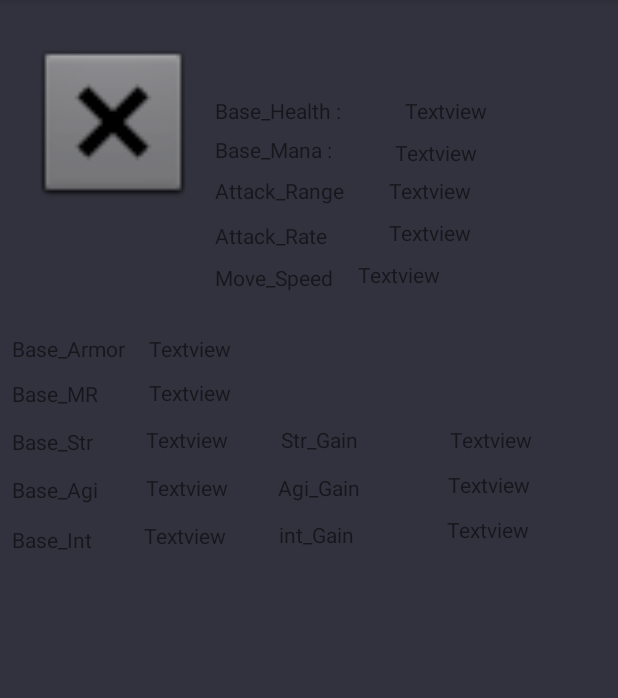
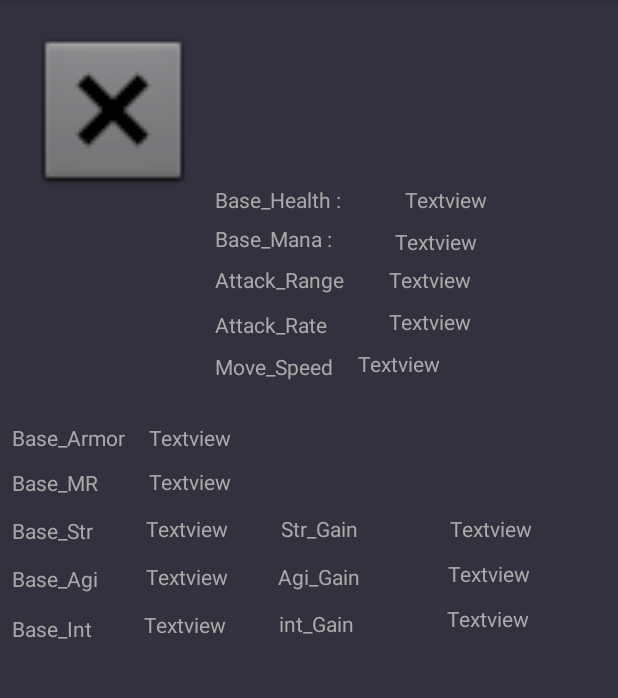
Before and after one commit to MattPilau/DotaStats, an Android app: the HeroesActivity screen opened directly, with no data from a screen before it, on a phone screen of 412 x 824 dp, the part 84-782 px from its top. Run offline under Robolectric (Android 15) with nearby library versions, the phone set to English and light mode, and no system bars; 3 statements that could not run were skipped.

Commit message:
color and design modifications on hero and match activities

```diff
--- a/app/src/main/java/com/app/dotastats/dotastats/MatchActivity.java
+++ b/app/src/main/java/com/app/dotastats/dotastats/MatchActivity.java
@@ -26,8 +26,6 @@ public class MatchActivity extends AppCompatActivity {
     private PlayerStat player;
     private String idMatch;
     FragmentManager fragmentManager;
-    //ArrayList<View> views = new ArrayList<>();
-
 
     private ServiceConnection maConnexion = new ServiceConnection(){
 
--- a/app/src/main/res/layout/activity_heroes.xml
+++ b/app/src/main/res/layout/activity_heroes.xml
@@ -14,24 +14,25 @@
         android:layout_marginBottom="4dp"
         android:layout_marginEnd="64dp"
         android:layout_marginStart="8dp"
-        android:layout_marginTop="8dp"
+        android:contentDescription="@string/heroPictureDescription"
         app:layout_constraintBottom_toBottomOf="parent"
         app:layout_constraintEnd_toEndOf="parent"
         app:layout_constraintHorizontal_bias="0.032"
         app:layout_constraintStart_toStartOf="parent"
         app:layout_constraintTop_toTopOf="parent"
         app:layout_constraintVertical_bias="0.021"
-        app:srcCompat="@android:drawable/btn_dialog"
-        android:contentDescription="@string/heroPictureDescription" />
+        app:srcCompat="@android:drawable/btn_dialog" />
 
     <TextView
         android:id="@+id/HeroName"
-        android:layout_width="96dp"
-        android:layout_height="40dp"
+        android:layout_width="182dp"
+        android:layout_height="75dp"
         android:layout_marginEnd="32dp"
         android:layout_marginStart="8dp"
-        android:layout_marginTop="8dp"
+        android:layout_marginTop="24dp"
         android:text="@string/textview"
+        android:textColor="@android:color/darker_gray"
+        android:textSize="22sp"
         app:layout_constraintEnd_toEndOf="parent"
         app:layout_constraintStart_toEndOf="@+id/HeroImage"
         app:layout_constraintTop_toTopOf="parent" />
@@ -41,8 +42,10 @@
         android:layout_width="88dp"
         android:layout_height="18dp"
         android:layout_marginStart="8dp"
-        android:layout_marginTop="16dp"
+        android:layout_marginTop="24dp"
         android:text="@string/baseHealth"
+        android:textColor="@android:color/darker_gray"
+        android:textSize="14sp"
         app:layout_constraintStart_toEndOf="@+id/HeroImage"
         app:layout_constraintTop_toBottomOf="@+id/HeroName" />
 
@@ -53,6 +56,8 @@
         android:layout_marginStart="8dp"
         android:layout_marginTop="8dp"
         android:text="@string/baseMana"
+        android:textColor="@android:color/darker_gray"
+        android:textSize="14sp"
         app:layout_constraintStart_toEndOf="@+id/HeroImage"
         app:layout_constraintTop_toBottomOf="@+id/BaseHealthDes" />
 
@@ -62,8 +67,10 @@
         android:layout_height="20dp"
         android:layout_marginEnd="8dp"
         android:layout_marginStart="8dp"
-        android:layout_marginTop="16dp"
+        android:layout_marginTop="24dp"
         android:text="@string/textview"
+        android:textColor="@android:color/darker_gray"
+        android:textSize="14sp"
         app:layout_constraintEnd_toEndOf="parent"
         app:layout_constraintStart_toEndOf="@+id/BaseHealthDes"
         app:layout_constraintTop_toBottomOf="@+id/HeroName" />
@@ -76,6 +83,8 @@
         android:layout_marginStart="8dp"
         android:layout_marginTop="8dp"
         android:text="@string/textview"
+        android:textColor="@android:color/darker_gray"
+        android:textSize="14sp"
         app:layout_constraintEnd_toEndOf="parent"
         app:layout_constraintStart_toEndOf="@+id/BaseManaDes"
         app:layout_constraintTop_toBottomOf="@+id/BaseHealth" />
@@ -87,6 +96,8 @@
         android:layout_marginStart="8dp"
         android:layout_marginTop="8dp"
         android:text="@string/attackRange"
+        android:textColor="@android:color/darker_gray"
+        android:textSize="14sp"
         app:layout_constraintStart_toEndOf="@+id/HeroImage"
         app:layout_constraintTop_toBottomOf="@+id/BaseManaDes" />
 
@@ -98,6 +109,8 @@
         android:layout_marginStart="8dp"
         android:layout_marginTop="8dp"
         android:text="@string/textview"
+        android:textColor="@android:color/darker_gray"
+        android:textSize="14sp"
         app:layout_constraintEnd_toEndOf="parent"
         app:layout_constraintStart_toEndOf="@+id/AttackRangeDes"
         app:layout_constraintTop_toBottomOf="@+id/BaseMana" />
@@ -109,6 +122,8 @@
         android:layout_marginStart="8dp"
         android:layout_marginTop="8dp"
         android:text="@string/attackRate"
+        android:textColor="@android:color/darker_gray"
+        android:textSize="14sp"
         app:layout_constraintStart_toEndOf="@+id/HeroImage"
         app:layout_constraintTop_toBottomOf="@+id/AttackRangeDes" />
 
@@ -120,6 +135,8 @@
         android:layout_marginStart="8dp"
         android:layout_marginTop="8dp"
         android:text="@string/textview"
+        android:textColor="@android:color/darker_gray"
+        android:textSize="14sp"
         app:layout_constraintEnd_toEndOf="parent"
         app:layout_constraintStart_toEndOf="@+id/AttackRateDes"
         app:layout_constraintTop_toBottomOf="@+id/AttackRange" />
@@ -131,6 +148,8 @@
         android:layout_marginStart="8dp"
         android:layout_marginTop="24dp"
         android:text="@string/baseArmor"
+        android:textColor="@android:color/darker_gray"
+        android:textSize="14sp"
         app:layout_constraintStart_toStartOf="parent"
         app:layout_constraintTop_toBottomOf="@+id/MoveSpeedDes" />
 
@@ -141,6 +160,8 @@
         android:layout_marginStart="8dp"
         android:layout_marginTop="24dp"
         android:text="@string/textview"
+        android:textColor="@android:color/darker_gray"
+        android:textSize="14sp"
         app:layout_constraintStart_toEndOf="@+id/BaseArmorDes"
         app:layout_constraintTop_toBottomOf="@+id/MoveSpeedDes" />
 
@@ -151,6 +172,8 @@
         android:layout_marginStart="8dp"
         android:layout_marginTop="8dp"
         android:text="@string/baseMR"
+        android:textColor="@android:color/darker_gray"
+        android:textSize="14sp"
         app:layout_constraintStart_toStartOf="parent"
         app:layout_constraintTop_toBottomOf="@+id/BaseArmorDes" />
 
@@ -161,6 +184,8 @@
         android:layout_marginStart="8dp"
         android:layout_marginTop="8dp"
         android:text="@string/textview"
+        android:textColor="@android:color/darker_gray"
+        android:textSize="14sp"
         app:layout_constraintStart_toEndOf="@+id/BaseMrDes"
         app:layout_constraintTop_toBottomOf="@+id/BaseArmor" />
 
@@ -171,6 +196,8 @@
         android:layout_marginStart="8dp"
         android:layout_marginTop="8dp"
         android:text="@string/baseSTR"
+        android:textColor="@android:color/darker_gray"
+        android:textSize="14sp"
         app:layout_constraintStart_toStartOf="parent"
         app:layout_constraintTop_toBottomOf="@+id/BaseMrDes" />
 
@@ -181,6 +208,8 @@
         android:layout_marginStart="8dp"
         android:layout_marginTop="8dp"
         android:text="@string/textview"
+        android:textColor="@android:color/darker_gray"
+        android:textSize="14sp"
         app:layout_constraintStart_toEndOf="@+id/BaseStrDes"
         app:layout_constraintTop_toBottomOf="@+id/BaseMR" />
 
@@ -191,6 +220,8 @@
         android:layout_marginStart="8dp"
         android:layout_marginTop="8dp"
         android:text="@string/strGain"
+        android:textColor="@android:color/darker_gray"
+        android:textSize="14sp"
         app:layout_constraintStart_toEndOf="@+id/BaseStr"
         app:layout_constraintTop_toBottomOf="@+id/BaseMR" />
 
@@ -202,6 +233,8 @@
         android:layout_marginStart="8dp"
         android:layout_marginTop="8dp"
         android:text="@string/textview"
+        android:textColor="@android:color/darker_gray"
+        android:textSize="14sp"
         app:layout_constraintEnd_toEndOf="parent"
         app:layout_constraintStart_toEndOf="@+id/StrGainDes"
         app:layout_constraintTop_toBottomOf="@+id/BaseMR" />
@@ -213,6 +246,8 @@
         android:layout_marginStart="8dp"
         android:layout_marginTop="8dp"
         android:text="@string/baseAgi"
+        android:textColor="@android:color/darker_gray"
+        android:textSize="14sp"
         app:layout_constraintStart_toStartOf="parent"
         app:layout_constraintTop_toBottomOf="@+id/BaseStrDes" />
 
@@ -223,6 +258,8 @@
         android:layout_marginStart="8dp"
         android:layout_marginTop="8dp"
         android:text="@string/textview"
+        android:textColor="@android:color/darker_gray"
+        android:textSize="14sp"
         app:layout_constraintStart_toEndOf="@+id/BaseAgiDes"
         app:layout_constraintTop_toBottomOf="@+id/BaseStr" />
 
@@ -233,6 +270,8 @@
         android:layout_marginStart="8dp"
         android:layout_marginTop="8dp"
         android:text="@string/baseInt"
+        android:textColor="@android:color/darker_gray"
+        android:textSize="14sp"
         app:layout_constraintStart_toStartOf="parent"
         app:layout_constraintTop_toBottomOf="@+id/BaseAgiDes" />
 
@@ -243,6 +282,8 @@
         android:layout_marginStart="8dp"
         android:layout_marginTop="8dp"
         android:text="@string/textview"
+        android:textColor="@android:color/darker_gray"
+        android:textSize="14sp"
         app:layout_constraintStart_toEndOf="@+id/BaseIntDes"
         app:layout_constraintTop_toBottomOf="@+id/BaseAgi" />
 
@@ -253,6 +294,8 @@
         android:layout_marginStart="8dp"
         android:layout_marginTop="8dp"
         android:text="@string/agiGain"
+        android:textColor="@android:color/darker_gray"
+        android:textSize="14sp"
         app:layout_constraintStart_toEndOf="@+id/BaseAgi"
         app:layout_constraintTop_toBottomOf="@+id/StrGainDes" />
 
@@ -264,6 +307,8 @@
         android:layout_marginStart="8dp"
         android:layout_marginTop="8dp"
         android:text="@string/textview"
+        android:textColor="@android:color/darker_gray"
+        android:textSize="14sp"
         app:layout_constraintEnd_toEndOf="parent"
         app:layout_constraintStart_toEndOf="@+id/AgiGainDes"
         app:layout_constraintTop_toBottomOf="@+id/StrGain" />
@@ -275,6 +320,8 @@
         android:layout_marginStart="8dp"
         android:layout_marginTop="8dp"
         android:text="@string/intGain"
+        android:textColor="@android:color/darker_gray"
+        android:textSize="14sp"
         app:layout_constraintStart_toEndOf="@+id/BaseInt"
         app:layout_constraintTop_toBottomOf="@+id/AgiGainDes" />
 
@@ -286,6 +333,8 @@
         android:layout_marginStart="8dp"
         android:layout_marginTop="8dp"
         android:text="@string/textview"
+        android:textColor="@android:color/darker_gray"
+        android:textSize="14sp"
         app:layout_constraintEnd_toEndOf="parent"
         app:layout_constraintStart_toEndOf="@+id/IntGainDes"
         app:layout_constraintTop_toBottomOf="@+id/AgiGain" />
@@ -297,6 +346,8 @@
         android:layout_marginStart="8dp"
         android:layout_marginTop="8dp"
         android:text="@string/moveSpeed"
+        android:textColor="@android:color/darker_gray"
+        android:textSize="14sp"
         app:layout_constraintStart_toEndOf="@+id/HeroImage"
         app:layout_constraintTop_toBottomOf="@+id/AttackRateDes" />
 
@@ -307,6 +358,8 @@
         android:layout_marginStart="8dp"
         android:layout_marginTop="8dp"
         android:text="@string/textview"
+        android:textColor="@android:color/darker_gray"
+        android:textSize="14sp"
         app:layout_constraintStart_toEndOf="@+id/MoveSpeedDes"
         app:layout_constraintTop_toBottomOf="@+id/AttackRate" />
 
--- a/app/src/main/res/layout/list_heroes.xml
+++ b/app/src/main/res/layout/list_heroes.xml
@@ -18,11 +18,13 @@
 
     <TextView
         android:id="@+id/Name"
-        android:layout_width="wrap_content"
-        android:layout_height="wrap_content"
+        android:layout_width="163dp"
+        android:layout_height="35dp"
         android:layout_marginStart="16dp"
         android:layout_marginTop="8dp"
         android:text="@string/textview"
+        android:textColor="@android:color/darker_gray"
+        android:textSize="22sp"
         app:layout_constraintStart_toEndOf="@+id/Image"
         app:layout_constraintTop_toTopOf="parent" />
 </android.support.constraint.ConstraintLayout>
```
Also changed, not shown: app/src/main/res/layout/activity_match.xml (+11 -8 lines), app/src/main/res/layout/fragment_player_in_match.xml (+35 -4 lines), app/src/main/res/layout/team.xml (+7 -3 lines).
